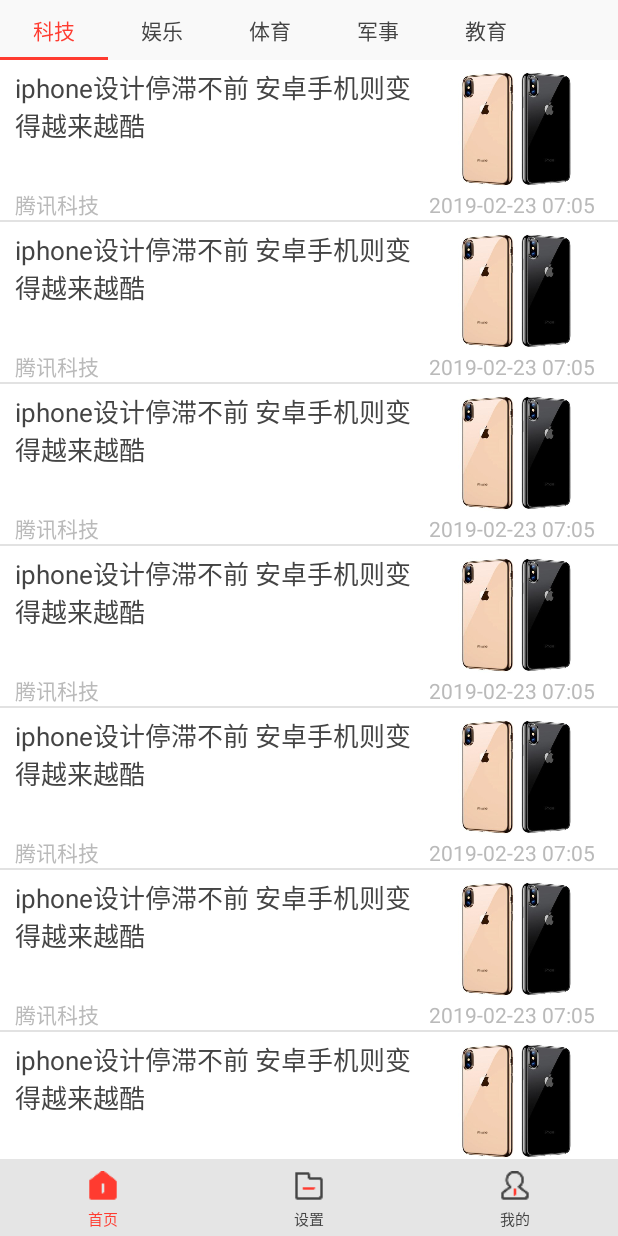
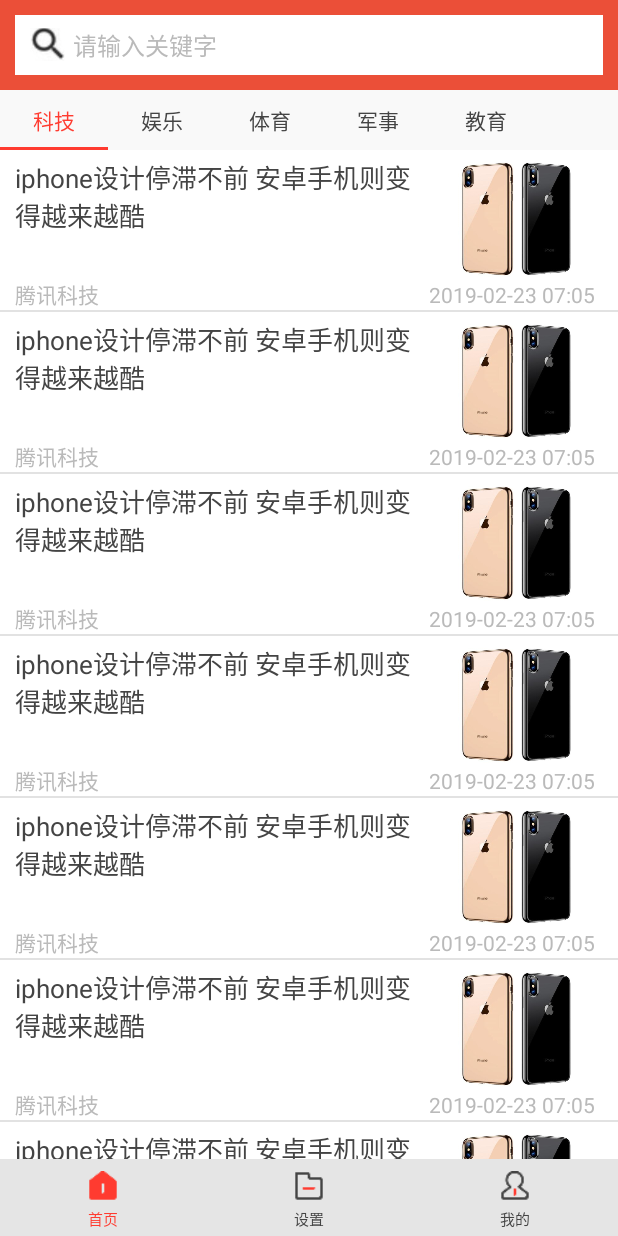
Before and after one commit to bravelee0717/NewsApp, an Android app: the HomeFragment screen opened directly, with no data from a screen before it, on a phone screen of 412 x 824 dp. Run offline under Robolectric (Android 15) with nearby library versions, the phone set to English and light mode, and no system bars.

Commit message:
add newapps

```diff
--- a/app/build.gradle
+++ b/app/build.gradle
@@ -42,4 +42,5 @@ dependencies {
     //greendao
     implementation 'org.greenrobot:greendao:3.2.2' // 添加库
 
+
 }
--- a/app/src/main/java/com/example/newsapp/activity/LoginActivity.java
+++ b/app/src/main/java/com/example/newsapp/activity/LoginActivity.java
@@ -1,8 +1,6 @@
 package com.example.newsapp.activity;
 
 import android.content.Intent;
-import android.support.v7.app.AppCompatActivity;
-import android.os.Bundle;
 import android.view.View;
 import android.widget.Button;
 import android.widget.EditText;
@@ -12,7 +10,6 @@ import com.example.newsapp.R;
 import com.example.newsapp.model.User;
 import com.example.newsapp.utils.DBUtil;
 
-import java.util.List;
 
 public class LoginActivity extends BaseActivity {
 
@@ -48,7 +45,7 @@ public class LoginActivity extends BaseActivity {
                         return;
                     }
                 } else {
-                    Toast.makeText(LoginActivity.this, "用户名错误", Toast.LENGTH_SHORT).show();
+                    Toast.makeText(LoginActivity.this, "找不到用户", Toast.LENGTH_SHORT).show();
                     return;
                 }
             }
--- a/app/src/main/java/com/example/newsapp/activity/RegisterActivity.java
+++ b/app/src/main/java/com/example/newsapp/activity/RegisterActivity.java
@@ -10,7 +10,6 @@ import com.example.newsapp.model.User;
 import com.example.newsapp.utils.DBUtil;
 import com.example.newsapp.widget.IconTextView;
 
-import java.util.List;
 
 public class RegisterActivity extends BaseActivity implements View.OnClickListener {
 
--- a/app/src/main/res/layout/fragment_home.xml
+++ b/app/src/main/res/layout/fragment_home.xml
@@ -1,17 +1,20 @@
 <?xml version="1.0" encoding="utf-8"?>
 <LinearLayout xmlns:android="http://schemas.android.com/apk/res/android"
+    xmlns:app="http://schemas.android.com/apk/res-auto"
     android:layout_width="match_parent"
     android:layout_height="match_parent"
-    xmlns:app="http://schemas.android.com/apk/res-auto"
     android:background="@color/_F9F9F9"
     android:orientation="vertical">
+
+    <include layout="@layout/search_layout" />
+
     <android.support.design.widget.TabLayout
         android:id="@+id/my_tablayout"
         android:layout_width="match_parent"
+        android:layout_height="40dp"
+        app:tabIndicatorColor="@color/_ff3b30"
         app:tabSelectedTextColor="@color/_ff3b30"
-        app:tabIndicatorColor="@color/_ff3b30"
-        app:tabTextColor="#444444"
-        android:layout_height="40dp">
+        app:tabTextColor="#444444">
 
     </android.support.design.widget.TabLayout>
 
--- /dev/null
+++ b/app/src/main/res/layout/search_layout.xml
@@ -0,0 +1,73 @@
+<?xml version="1.0" encoding="utf-8"?>
+<LinearLayout xmlns:android="http://schemas.android.com/apk/res/android"
+    android:layout_width="match_parent"
+    android:layout_height="wrap_content"
+    android:background="#eee"
+    android:orientation="vertical">
+
+    <LinearLayout
+        android:layout_width="match_parent"
+        android:layout_height="wrap_content"
+        android:background="#eb4f38"
+        android:orientation="horizontal">
+
+
+        <FrameLayout
+
+            android:layout_width="0dp"
+            android:layout_height="wrap_content"
+            android:layout_weight="1">
+
+            <EditText
+                android:id="@+id/search_et_input"
+                android:layout_width="match_parent"
+                android:layout_height="wrap_content"
+                android:layout_gravity="center_vertical"
+                android:layout_margin="10dp"
+                android:background="@color/_ffffff"
+                android:drawableLeft="@mipmap/search_icon"
+                android:paddingTop="8dp"
+                android:paddingBottom="8dp"
+                android:drawablePadding="5dp"
+                android:paddingLeft="10dp"
+                android:paddingRight="10dp"
+                android:textColor="@color/_444444"
+                android:hint="请输入关键字"
+                android:textColorHint="@color/_BABABA"
+                android:imeOptions="actionSearch"
+                android:inputType="text"
+                android:textSize="16sp" />
+
+            <com.example.newsapp.widget.IconTextView
+                android:id="@+id/search_iv_delete"
+                android:layout_width="wrap_content"
+                android:layout_height="wrap_content"
+                android:layout_gravity="right|center_vertical"
+                android:layout_marginRight="20dp"
+                android:text="@string/icon_delete"
+                android:visibility="gone" />
+        </FrameLayout>
+
+        <!--<Button-->
+            <!--android:id="@+id/search_btn_back"-->
+            <!--android:layout_width="@dimen/btn_width"-->
+            <!--android:layout_height="@dimen/btn_height"-->
+            <!--android:layout_gravity="center_vertical"-->
+            <!--android:layout_marginTop="10dp"-->
+            <!--android:layout_marginRight="10dp"-->
+            <!--android:layout_marginBottom="10dp"-->
+            <!--android:background="@drawable/btn_search_bg"-->
+            <!--android:text="返回"-->
+            <!--android:textColor="@color/_ffffff" />-->
+    </LinearLayout>
+
+    <!--<ListView-->
+        <!--android:id="@+id/search_lv_tips"-->
+        <!--android:layout_width="match_parent"-->
+        <!--android:layout_height="200dp"-->
+        <!--android:layout_marginLeft="20dp"-->
+        <!--android:layout_marginRight="20dp"-->
+        <!--android:layout_marginBottom="10dp"-->
+        <!--android:background="@drawable/lv_search_tips_bg"-->
+        <!--android:visibility="gone"></ListView>-->
+</LinearLayout>
```
Also changed, not shown: app/src/main/res/layout/activity_login.xml (+20 -8 lines), app/src/main/res/layout/activity_register.xml (+22 -7 lines), app/src/main/res/mipmap-xhdpi/search_icon.jpg (added).
